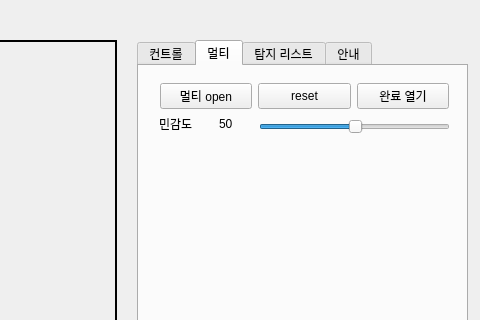
Qt form rsc/ui/untitled.ui (polnet13/kimAI) before a commit; both pictures show x 643 to 1123 and y 0 to 320 of the 1123 by 650 pixel window.
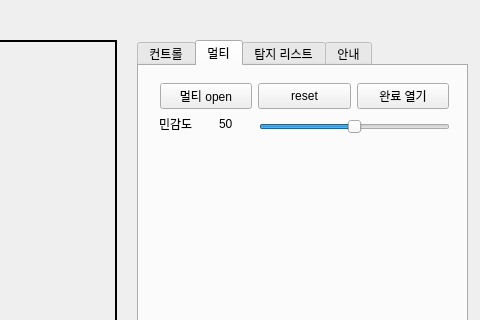
The same form after that commit. The open tabs and pages were chosen to show the change.

What changed in the file:
```diff
--- a/rsc/ui/untitled.ui
+++ b/rsc/ui/untitled.ui
@@ -10,6 +10,12 @@
     <height>650</height>
    </rect>
   </property>
+  <property name="font">
+   <font>
+    <weight>50</weight>
+    <bold>false</bold>
+   </font>
+  </property>
   <property name="windowTitle">
    <string>MainWindow</string>
   </property>
@@ -228,6 +234,16 @@
         <height>22</height>
        </rect>
       </property>
+      <property name="font">
+       <font>
+        <weight>50</weight>
+        <italic>false</italic>
+        <bold>false</bold>
+       </font>
+      </property>
+      <property name="minimum">
+       <number>1</number>
+      </property>
       <property name="value">
        <number>50</number>
       </property>
```
Left out of the diff: 5 changed lines with no effect on the pictures.
